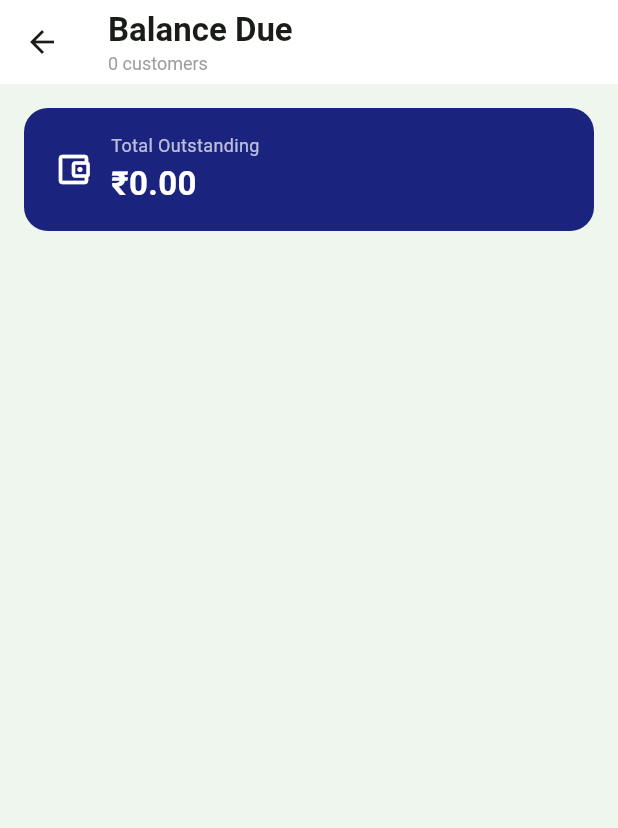
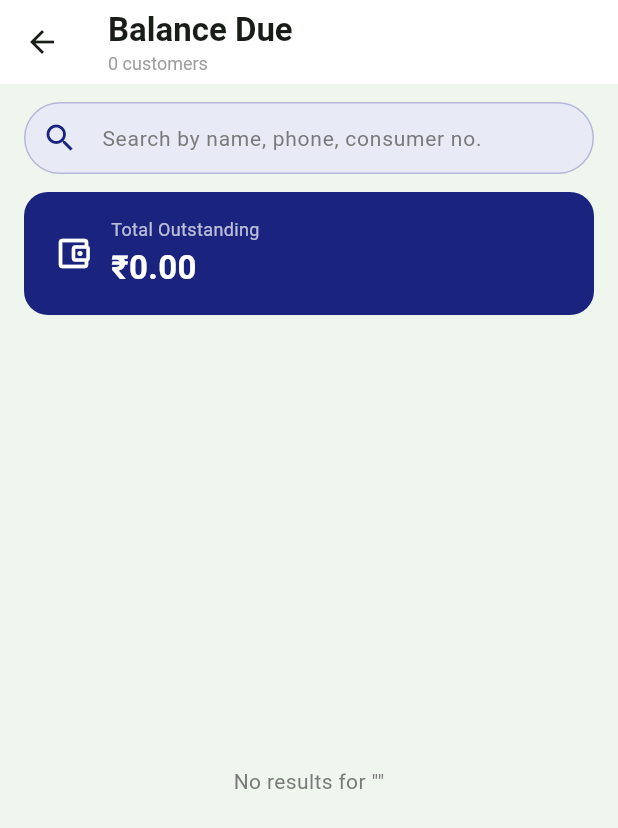
Before and after one commit to Sikandar661074/HomeCareService-app, a Flutter app: the BalanceDueScreen screen opened directly with empty values, on a phone screen of 412 x 824 dp. Shown: the top 828 px of the screen. Run offline on Flutter 3.47's test engine with Material 3 defaults, Android fonts, the phone set to English and light mode, and no system bars; our stand-ins replace file_picker, flutter_local_notifications, shared_preferences; missing offline and left inert: workmanager; accounts and stored records are empty.

Commit message:
feat: search bar on Balance Due screen

```diff
--- a/lib/main.dart
+++ b/lib/main.dart
@@ -598,7 +598,7 @@ class _HomeScreenState extends State<HomeScreen> {
           );
         }
       }
-    } catch (_) {
+    } catch (e) {
       // Silently fail — update check should never crash the app
     }
   }
@@ -2597,7 +2597,10 @@ class _AddCustomerScreenState extends State<AddCustomerScreen> {
     }
   }
 
+  bool _submitted = false;
+
   void _submit() {
+    setState(() => _submitted = true);
     if (_formKey.currentState!.validate() &&
         _purchaseDate != null &&
         _renewalDate != null) {
@@ -2638,7 +2641,9 @@ class _AddCustomerScreenState extends State<AddCustomerScreen> {
         padding: const EdgeInsets.all(16),
         child: Form(
           key: _formKey,
-          autovalidateMode: AutovalidateMode.onUserInteraction,
+          autovalidateMode: _submitted
+              ? AutovalidateMode.onUserInteraction
+              : AutovalidateMode.disabled,
           child: Column(
             children: [
               _buildCard([
@@ -2834,16 +2839,30 @@ class _DatePickerTile extends StatelessWidget {
 
 // ─── Balance Due Screen ───────────────────────────────────────────────────────
 
-class BalanceDueScreen extends StatelessWidget {
+class BalanceDueScreen extends StatefulWidget {
   final List<Customer> customers;
   const BalanceDueScreen({super.key, required this.customers});
 
   @override
+  State<BalanceDueScreen> createState() => _BalanceDueScreenState();
+}
+
+class _BalanceDueScreenState extends State<BalanceDueScreen> {
+  String _searchQuery = '';
+
+  @override
   Widget build(BuildContext context) {
-    final sorted = [...customers]
+    final sorted = [...widget.customers]
       ..sort((a, b) => b.due.compareTo(a.due));
 
-    final totalDue = sorted.fold(0.0, (sum, c) => sum + c.due);
+    final filtered = _searchQuery.isEmpty
+        ? sorted
+        : sorted.where((c) =>
+            c.name.toLowerCase().contains(_searchQuery) ||
+            c.phone.toLowerCase().contains(_searchQuery) ||
+            c.consumerNumber.toLowerCase().contains(_searchQuery)).toList();
+
+    final totalDue = filtered.fold(0.0, (sum, c) => sum + c.due);
 
     return Scaffold(
       backgroundColor: AppColors.background,
@@ -2857,7 +2876,7 @@ class BalanceDueScreen extends StatelessWidget {
             const Text('Balance Due',
                 style: TextStyle(fontWeight: FontWeight.bold)),
             Text(
-              '${customers.length} customer${customers.length == 1 ? '' : 's'}',
+              '${filtered.length} customer${filtered.length == 1 ? '' : 's'}',
               style: const TextStyle(fontSize: 12, color: Colors.grey),
             ),
           ],
@@ -2869,9 +2888,38 @@ class BalanceDueScreen extends StatelessWidget {
       ),
       body: Column(
         children: [
+          // Search bar
+          Padding(
+            padding: const EdgeInsets.fromLTRB(16, 12, 16, 0),
+            child: TextField(
+              onChanged: (v) => setState(() => _searchQuery = v.toLowerCase()),
+              decoration: InputDecoration(
+                hintText: 'Search by name, phone, consumer no.',
+                hintStyle: const TextStyle(color: AppColors.textGrey, fontSize: 14),
+                prefixIcon: const Icon(Icons.search, color: AppColors.navy),
+                filled: true,
+                fillColor: const Color(0xFFE8EAF6),
+                contentPadding: const EdgeInsets.symmetric(vertical: 0),
+                border: OutlineInputBorder(
+                  borderRadius: BorderRadius.circular(30),
+                  borderSide: BorderSide.none,
+                ),
+                enabledBorder: OutlineInputBorder(
+                  borderRadius: BorderRadius.circular(30),
+                  borderSide: BorderSide(
+                      color: AppColors.navy.withOpacity(0.25), width: 1),
+                ),
+                focusedBorder: OutlineInputBorder(
+                  borderRadius: BorderRadius.circular(30),
+                  borderSide: const BorderSide(color: AppColors.navy, width: 1.5),
+                ),
+              ),
+            ),
+          ),
+
           // Summary banner
           Container(
-            margin: const EdgeInsets.fromLTRB(16, 16, 16, 8),
+            margin: const EdgeInsets.fromLTRB(16, 12, 16, 8),
             padding: const EdgeInsets.symmetric(horizontal: 20, vertical: 16),
             decoration: BoxDecoration(
               color: AppColors.navy,
@@ -2901,11 +2949,16 @@ class BalanceDueScreen extends StatelessWidget {
 
           // List
           Expanded(
-            child: ListView.builder(
+            child: filtered.isEmpty
+                ? Center(
+                    child: Text('No results for "$_searchQuery"',
+                        style: const TextStyle(color: AppColors.textGrey)),
+                  )
+                : ListView.builder(
               padding: const EdgeInsets.fromLTRB(16, 8, 16, 16),
-              itemCount: sorted.length,
+              itemCount: filtered.length,
               itemBuilder: (context, i) {
-                final c = sorted[i];
+                final c = filtered[i];
                 return GestureDetector(
                   onTap: () => Navigator.push(
                     context,
```
